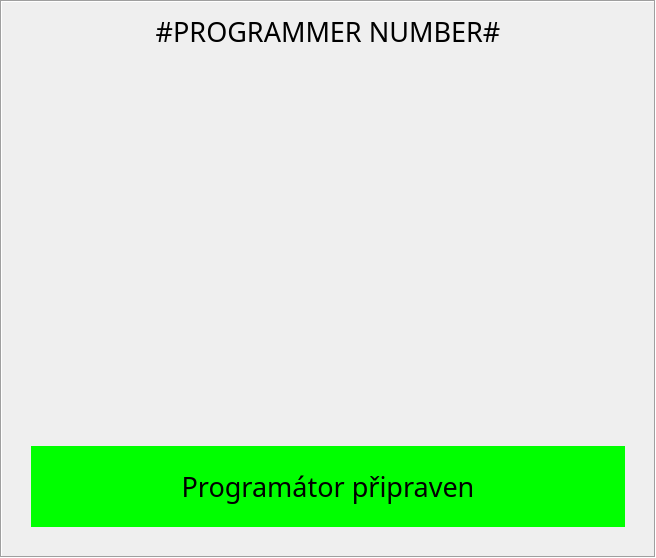
Old version of the form ui/programmer.ui in the repository turris-cz/rtools-gui.
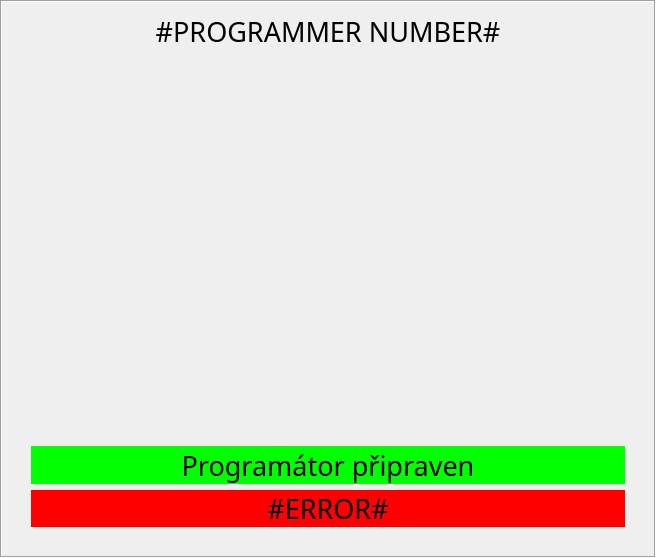
New version of the form. The open tabs and pages were chosen to show the change. Icons and pictures are not drawn.

Diff of the .ui file:
```diff
--- a/ui/programmer.ui
+++ b/ui/programmer.ui
@@ -204,6 +204,25 @@
              </property>
             </widget>
            </item>
+           <item>
+            <widget class="QLabel" name="introErrorLabel">
+             <property name="font">
+              <font>
+               <family>Sans</family>
+               <pointsize>20</pointsize>
+              </font>
+             </property>
+             <property name="styleSheet">
+              <string notr="true">background-color: rgb(255, 0, 0);</string>
+             </property>
+             <property name="text">
+              <string>#ERROR#</string>
+             </property>
+             <property name="alignment">
+              <set>Qt::AlignCenter</set>
+             </property>
+            </widget>
+           </item>
           </layout>
          </widget>
          <widget class="QWidget" name="pageIntroSerial">
```
Left out of the diff: 4 changed lines with no effect on the pictures.
